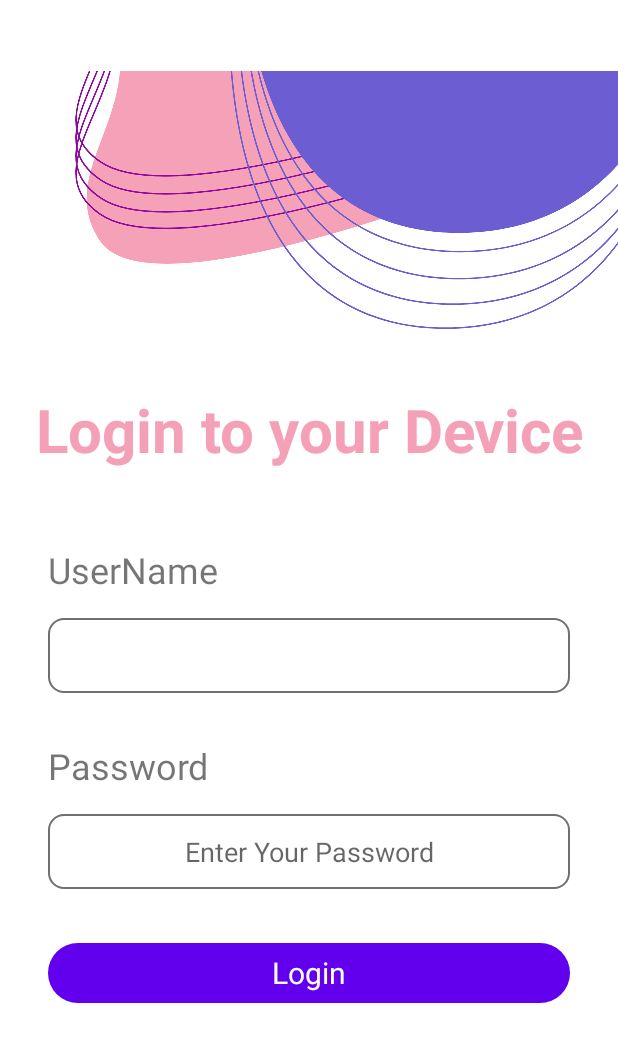
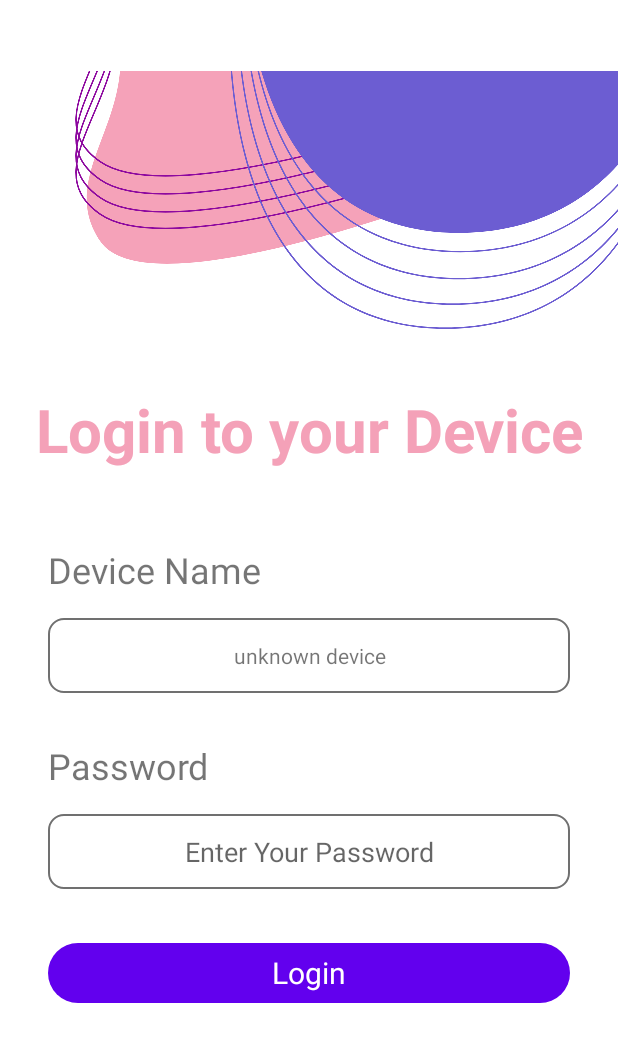
Before and after one commit to sandaruAbayamanna/ble-app, an Android app: the AuthActivity screen opened directly, with no data from a screen before it, on a phone screen of 412 x 824 dp. Shown: the top 1042 px of the screen. Run offline under Robolectric (Android 15) with nearby library versions, the phone set to English and light mode, and no system bars; 1 statement that could not run was skipped.

Commit message:
data insert error fixed

```diff
--- a/app/src/main/java/com/example/bleapp/AuthActivity.java
+++ b/app/src/main/java/com/example/bleapp/AuthActivity.java
@@ -30,9 +30,7 @@ public class AuthActivity extends AppCompatActivity {
     //get the passed device name & address
     static String DEVICE_NAME = "DEVICE_NAME";
     static String DEVICE_ADDRESS = "DEVICE_ADDRESS";
-
     private BluetoothDevice mDevice;
-    private BluetoothGatt mGatt;
     private EditText mPasswordEdit;
 
     @Override
@@ -57,13 +55,15 @@ public class AuthActivity extends AppCompatActivity {
         // Set the device name in the TextView
         TextView deviceNameText = findViewById(R.id.device_name_text);
 
-       /* if (mDevice != null) {
+        if (deviceName == null) {
+
+            deviceNameText.setText(R.string.unkDev);
+        }
+        else {
             deviceNameText.setText(deviceName);
         }
-        else {
-            deviceNameText.setText(R.string.unkDev);}*/
 
-        deviceNameText.setText(deviceAddress);
+        //deviceNameText.setText(deviceName);
         Log.i("device address","address is :"+deviceAddress+" "+deviceName);
 
         // Set a click listener on the Button
@@ -89,13 +89,7 @@ public class AuthActivity extends AppCompatActivity {
     private void authenticate(String password) {
         Log.i("auth", "authentication started");
 
-        // Connect to the device
-        //=>  This connects to the GATT server hosted by the BLE device
-        //=> and returns a BluetoothGatt instance, which you can then use to conduct GATT client operations
-        // This method takes three parameters: a Context object, autoConnect and a reference to a BluetoothGattCallback:
-
         if (password.equals("admin")){
-           /* startActivity(new Intent(AuthActivity.this,DevHomeActivity.class));*/
 
             // Get the device address & Name from the Intent
             String deviceAddress = getIntent().getStringExtra(DEVICE_ADDRESS);
@@ -110,74 +104,11 @@ public class AuthActivity extends AppCompatActivity {
             Toast.makeText(this, "Password is invalid please try again !!!!!", Toast.LENGTH_SHORT).show();
         }
 
-        /*mGatt = mDevice.connectGatt(this, false, new BluetoothGattCallback() {
-            @SuppressLint("MissingPermission")
-            @Override
-            public void onConnectionStateChange(BluetoothGatt gatt, int status, int newState) {
-                super.onConnectionStateChange(gatt, status, newState);
-
-                if (newState == BluetoothProfile.STATE_CONNECTED) {
-                    // Discover services on the device
-                    //when discoverServices is completed onServicesDiscovered method is called
-                    gatt.discoverServices();
-                    Log.i("connectGatt","discovering services");
-                } else if (newState == BluetoothProfile.STATE_DISCONNECTED) {
-                    // Close the GATT connection
-                    gatt.close();
-                }
-
-            }
-
-            @SuppressLint("MissingPermission")
-            @Override
-            public void onServicesDiscovered(BluetoothGatt gatt, int status) {
-                super.onServicesDiscovered(gatt, status);
-
-                if (status == BluetoothGatt.GATT_SUCCESS) {
-                    // Get the service and characteristic for the authentication process
-                    BluetoothGattService authService = gatt.getService(UUID.fromString("0000180f-0000-1000-8000-00805f9b34fb"));
-                    BluetoothGattCharacteristic authChar = authService.getCharacteristic(UUID.fromString("00002a19-0000-1000-8000-00805f9b34fb"));
-
-                    // Authenticate with the device by writing the password to the characteristic
-                    authChar.setValue(password.getBytes());
-                    gatt.writeCharacteristic(authChar);
-                } else {
-                    // Close the GATT connection
-                    gatt.close();
-                }
-            }
-
-            @SuppressLint("MissingPermission")
-            @Override
-            public void onCharacteristicWrite(BluetoothGatt gatt, BluetoothGattCharacteristic characteristic, int status) {
-                super.onCharacteristicWrite(gatt, characteristic, status);
-                if (status == BluetoothGatt.GATT_SUCCESS) {
-
-                    Log.i("GATT","Authentication Success");
-
-
-                    // Authentication was successful, close the GATT connection
-                    gatt.close();
-                } else {
-                    // Authentication failed, close the GATT connection
-                    Log.i("GATT","Authentication failed");
-                    gatt.close();
-
-                }
-            }
-        });*/
-
     }
 
     @SuppressLint("MissingPermission")
     @Override
     protected void onDestroy() {
         super.onDestroy();
-
-        // Close the GATT connection if it's still open
-        if (mGatt != null) {
-
-            mGatt.close();
-        }
     }
 }
--- a/app/src/main/java/com/example/bleapp/ListNotesActivity.java
+++ b/app/src/main/java/com/example/bleapp/ListNotesActivity.java
@@ -34,12 +34,6 @@ public class ListNotesActivity extends AppCompatActivity {
         layoutManager.setStackFromEnd(true);
 
         recyclerView.setLayoutManager(layoutManager);
-
-       /* List<NoteModel> noteModelList = new ArrayList<>();
-        noteModelList.add(new NoteModel("test","test","test","test"));
-        noteModelList.add(new NoteModel("Synergen","dailyProgress","2023/04/19","2.53 P.M"));
-        noteModelList.add(new NoteModel("test123....","test..","test","test"));
-        noteModelList.add(new NoteModel("Synergen","dailyProgress","2023/04/19","2.53 P.M"));*/
         adapter = new Adapter(this,noteModelList);
         recyclerView.setAdapter(adapter);
     }
--- /dev/null
+++ b/app/src/main/res/drawable/delete.xml
@@ -0,0 +1,5 @@
+<vector android:height="24dp" android:tint="#D0CBCB"
+    android:viewportHeight="24" android:viewportWidth="24"
+    android:width="24dp" xmlns:android="http://schemas.android.com/apk/res/android">
+    <path android:fillColor="@android:color/white" android:pathData="M6,19c0,1.1 0.9,2 2,2h8c1.1,0 2,-0.9 2,-2V7H6v12zM19,4h-3.5l-1,-1h-5l-1,1H5v2h14V4z"/>
+</vector>
--- a/app/src/main/res/layout/activity_auth.xml
+++ b/app/src/main/res/layout/activity_auth.xml
@@ -46,7 +46,7 @@
                 android:id="@+id/textView"
                 android:layout_width="match_parent"
                 android:layout_height="wrap_content"
-                android:text="@string/un"
+                android:text="@string/dev_name"
                 android:textSize="24sp" />
 
             <TextView
--- a/app/src/main/res/layout/activity_detail.xml
+++ b/app/src/main/res/layout/activity_detail.xml
@@ -12,7 +12,7 @@
         android:layout_height="wrap_content"
         android:layout_marginStart="52dp"
         android:layout_marginTop="40dp"
-        android:text="Title Demo"
+        android:text="@string/title_demo"
         android:textSize="20sp"
         app:layout_constraintStart_toStartOf="parent"
         app:layout_constraintTop_toTopOf="parent" />
@@ -23,7 +23,7 @@
         android:layout_height="wrap_content"
         android:layout_marginStart="52dp"
         android:layout_marginTop="32dp"
-        android:text="DetailsDemo"
+        android:text="@string/details_demo"
         android:textSize="20sp"
         app:layout_constraintStart_toStartOf="parent"
         app:layout_constraintTop_toBottomOf="@+id/showTitle" />
--- a/app/src/main/res/layout/item_view.xml
+++ b/app/src/main/res/layout/item_view.xml
@@ -35,7 +35,7 @@
                 android:layout_width="0dp"
                 android:layout_height="wrap_content"
                 android:layout_marginStart="20dp"
-                android:text="sample note title"
+                android:text="@string/sample_note_title"
                 android:textColor="#000000"
                 android:textSize="18sp"
                 android:textStyle="bold"
@@ -49,7 +49,7 @@
                 android:id="@+id/nTime"
                 android:layout_width="wrap_content"
                 android:layout_height="wrap_content"
-                android:text="12:25"
+                android:text="@string/_12_25"
                 app:layout_constraintBottom_toBottomOf="@+id/nDate"
                 app:layout_constraintEnd_toEndOf="parent"
                 app:layout_constraintHorizontal_bias="0.081"
@@ -62,7 +62,7 @@
                 android:layout_width="wrap_content"
                 android:layout_height="wrap_content"
                 android:layout_marginStart="156dp"
-                android:text="22/1/2022"
+                android:text="@string/_22_1_2022"
                 app:layout_constraintBottom_toBottomOf="parent"
                 app:layout_constraintStart_toStartOf="parent"
                 app:layout_constraintTop_toBottomOf="@+id/nTitle"
```
Also changed, not shown: app/src/main/java/com/example/bleapp/DetailActivity.java (+34 -0 lines), app/src/main/java/com/example/bleapp/DevHomeActivity.java (+10 -6 lines), app/src/main/java/com/example/bleapp/NoteDatabaseHelper.java (+17 -7 lines), app/src/main/res/layout/activity_add_note.xml (+4 -4 lines), app/src/main/res/menu/delete_menu.xml (added, +10 -0 lines), app/src/main/res/values/strings.xml (+9 -1 lines).
